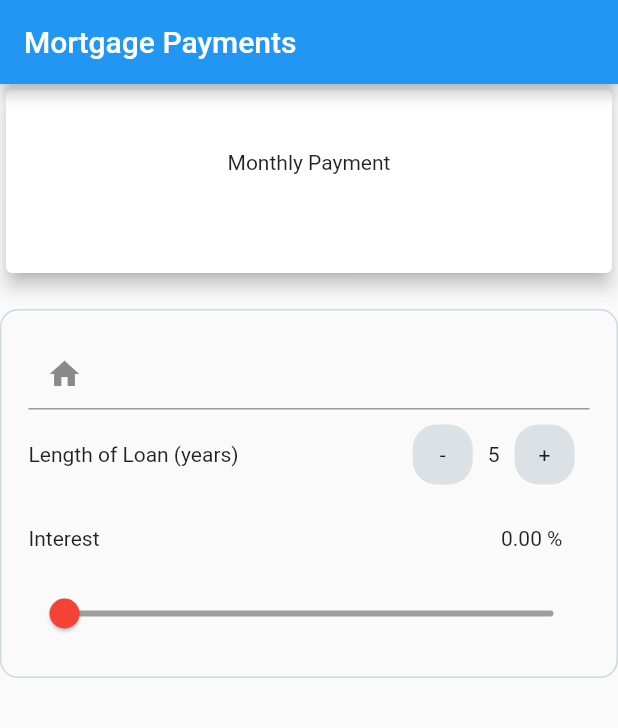
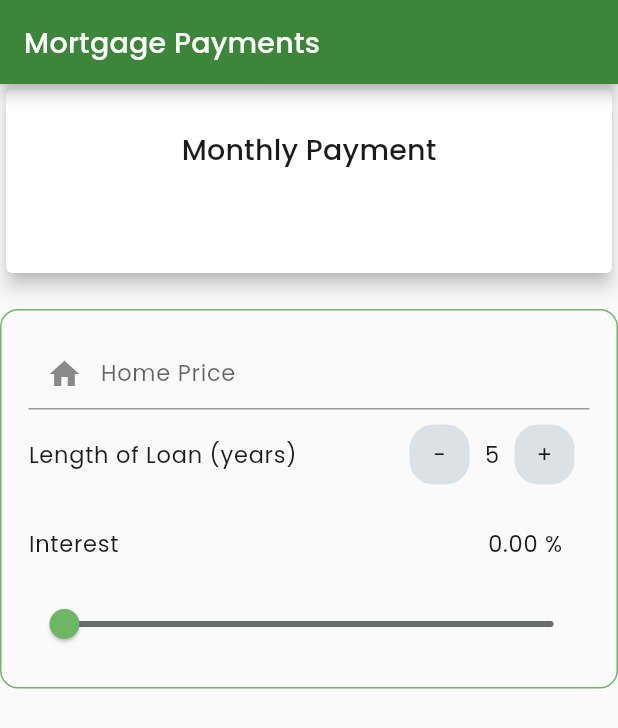
Before and after one commit to ivapapac/MortageApp, a Flutter app: the screen it shows after launch, after a tap on an icon or button, on a phone screen of 412 x 824 dp. Shown: the top 728 px of the screen. Run offline on Flutter 3.47's test engine with Material 2 defaults, Android fonts, the phone set to English and light mode, and no system bars; our stand-ins replace google_fonts.

Commit message:
Custom theme added

```diff
--- a/lib/main.dart
+++ b/lib/main.dart
@@ -1,12 +1,125 @@
 import 'package:flutter/material.dart';
+import 'package:google_fonts/google_fonts.dart';
 import 'package:mortage_app/ui/mortgage_app.dart';
+import 'package:mortage_app/util/colors.dart';
 
 final ThemeData _appTheme = _buildAppTheme();
 
 ThemeData _buildAppTheme() {
   final ThemeData base = ThemeData.light();
 
-  return base;
+  return base.copyWith(
+    colorScheme: _buildColorScheme(base.colorScheme),
+    textTheme: _buildTextTheme(base.textTheme),
+    sliderTheme: _buildSliderTheme(base.sliderTheme),
+    primaryColor: primary,
+    primaryColorLight: primaryLight,
+    primaryColorDark: primaryDark,
+  );
+}
+
+SliderThemeData _buildSliderTheme(SliderThemeData base) {
+  return base.copyWith(
+    activeTrackColor: primaryLight,
+    activeTickMarkColor: primaryLight,
+    inactiveTrackColor: secondaryLight,
+    inactiveTickMarkColor: secondaryLight,
+    thumbColor: primaryLight,
+  );
+}
+
+ColorScheme _buildColorScheme(ColorScheme base) {
+  return base.copyWith(
+    primary: primary,
+    primaryContainer: primaryDark,
+    onPrimary: textOnPrimary,
+    secondary: secondary,
+    secondaryContainer: secondaryDark,
+    onSecondary: textOnSecondary,
+    tertiary: primaryLight,
+    tertiaryContainer: secondaryLight,
+  );
+}
+
+TextTheme _buildTextTheme(TextTheme base) {
+  return base.copyWith(
+    headline1: GoogleFonts.poppins(
+      fontSize: 93,
+      fontWeight: FontWeight.w300,
+      letterSpacing: -1.5,
+      color: secondaryDark,
+    ),
+    headline2: GoogleFonts.poppins(
+      fontSize: 58,
+      fontWeight: FontWeight.w300,
+      letterSpacing: -0.5,
+      color: secondaryDark,
+    ),
+    headline3: GoogleFonts.poppins(
+      fontSize: 46,
+      fontWeight: FontWeight.w400,
+      color: secondaryDark,
+    ),
+    headline4: GoogleFonts.poppins(
+      fontSize: 33,
+      fontWeight: FontWeight.w400,
+      letterSpacing: 0.25,
+      color: secondaryDark,
+    ),
+    headline5: GoogleFonts.poppins(
+      fontSize: 23,
+      fontWeight: FontWeight.w400,
+      color: secondaryDark,
+    ),
+    headline6: GoogleFonts.poppins(
+      fontSize: 19,
+      fontWeight: FontWeight.w500,
+      letterSpacing: 0.15,
+      color: secondaryDark,
+    ),
+    subtitle1: GoogleFonts.poppins(
+      fontSize: 15,
+      fontWeight: FontWeight.w400,
+      letterSpacing: 0.15,
+      color: secondaryDark,
+    ),
+    subtitle2: GoogleFonts.poppins(
+      fontSize: 13,
+      fontWeight: FontWeight.w500,
+      letterSpacing: 0.1,
+      color: secondaryDark,
+    ),
+    bodyText1: GoogleFonts.poppins(
+      fontSize: 15,
+      fontWeight: FontWeight.w400,
+      letterSpacing: 0.5,
+      color: secondaryDark,
+    ),
+    bodyText2: GoogleFonts.poppins(
+      fontSize: 13,
+      fontWeight: FontWeight.w400,
+      letterSpacing: 0.25,
+      color: secondaryDark,
+    ),
+    button: GoogleFonts.poppins(
+      fontSize: 13,
+      fontWeight: FontWeight.w500,
+      letterSpacing: 1.25,
+      color: secondaryDark,
+    ),
+    caption: GoogleFonts.poppins(
+      fontSize: 12,
+      fontWeight: FontWeight.w400,
+      letterSpacing: 0.4,
+      color: secondaryDark,
+    ),
+    overline: GoogleFonts.poppins(
+      fontSize: 10,
+      fontWeight: FontWeight.w400,
+      letterSpacing: 1.5,
+      color: secondaryDark,
+    ),
+  );
 }
 
 void main() => runApp(MaterialApp(
--- a/lib/ui/mortgage_app.dart
+++ b/lib/ui/mortgage_app.dart
@@ -1,5 +1,9 @@
+import 'dart:ui';
+
 import 'package:flutter/material.dart';
 import 'dart:math';
+
+import 'package:mortage_app/util/colors.dart';
 
 class MortgageApp extends StatefulWidget {
   @override
@@ -11,12 +15,14 @@ class _MortgageAppState extends State<MortgageApp> {
   int _lengthOfLoan = 0;
   double _homePrice = 0.0;
 
-
   @override
   Widget build(BuildContext context) {
+    TextTheme _typography = Theme.of(context).textTheme;
+    ColorScheme _colors = Theme.of(context).colorScheme;
+
     return Scaffold(
       appBar: AppBar(
-          title: Text("Mortgage Payments"),
+        title: const Text("Mortgage Payments"),
       ),
       body: Container(
         alignment: Alignment.center,
@@ -30,21 +36,26 @@ class _MortgageAppState extends State<MortgageApp> {
                 child: Column(
                   mainAxisAlignment: MainAxisAlignment.center,
                   children: <Widget>[
-                      Text("Monthly Payment"),
-                      SizedBox(height: 9),
-                    Text(" ${ ( _homePrice > 0 && _interest > 0.0) ? "\$${calculateMonthlyPayment(_homePrice, _interest, _lengthOfLoan)}" : ""}")
+                    Text(
+                      "Monthly Payment",
+                      style: _typography.headline6,
+                    ),
+                    const SizedBox(height: 9),
+                    Text(
+                      " ${(_homePrice > 0 && _interest > 0.0) ? "\$${calculateMonthlyPayment(_homePrice, _interest, _lengthOfLoan)}" : ""}",
+                      style: _typography.headline5,
+                    )
                   ],
                 ),
               ),
             ),
-
             Container(
-            margin: EdgeInsets.only(top: 20),
+              margin: const EdgeInsets.only(top: 20),
               decoration: BoxDecoration(
                   color: Colors.transparent,
                   border: Border.all(
-                  color: Colors.blueGrey.shade100, //TODO: theme this!
-                 style: BorderStyle.solid// //TODO: theme this!
+                      color: _colors.tertiary, //TODO: theme this!
+                      style: BorderStyle.solid // //TODO: theme this!
                       ),
                   borderRadius: BorderRadius.circular(12)),
               child: Padding(
@@ -52,34 +63,34 @@ class _MortgageAppState extends State<MortgageApp> {
                 child: Column(
                   children: <Widget>[
                     TextField(
-                      keyboardType: TextInputType.numberWithOptions(decimal: true),
-                      style: TextStyle(color: Colors.black),//TODO: theme this!
-                      decoration: InputDecoration(
-                         prefixText: "Home Price",
-                         prefixIcon: Icon(Icons.home)),
+                      style: _typography.bodyText1,
+                      keyboardType:
+                          const TextInputType.numberWithOptions(decimal: true),
+                      decoration: const InputDecoration(
+                          hintText: "Home Price", prefixIcon: Icon(Icons.home)),
                       onChanged: (String value) {
                         try {
                           _homePrice = double.parse(value);
-
-                        }catch (exception) {
+                        } catch (exception) {
                           _homePrice = 0.0;
                         }
-
-                      },//TODO: theme this!
+                      },
                     ),
                     Row(
                       mainAxisAlignment: MainAxisAlignment.spaceBetween,
                       children: <Widget>[
-                       Text("Length of Loan (years)"), //TODO: Theme this!
-
+                        Text(
+                          "Length of Loan (years)",
+                          style: _typography.bodyText1,
+                        ),
                         Row(
                           children: <Widget>[
                             InkWell(
                               onTap: () {
                                 setState(() {
-                                 if(_lengthOfLoan > 0) {
+                                  if (_lengthOfLoan > 0) {
                                     _lengthOfLoan -= 5;
-                                 }else {
+                                  } else {
                                     // do nothing
                                   }
                                 });
@@ -87,33 +98,39 @@ class _MortgageAppState extends State<MortgageApp> {
                               child: Container(
                                 width: 40,
                                 height: 40,
-                               margin: EdgeInsets.all(10),
+                                margin: const EdgeInsets.all(10),
                                 decoration: BoxDecoration(
                                     borderRadius: BorderRadius.circular(16),
-                                   color: Colors.blueGrey.withOpacity(0.2)
-                               ),
-                               child: Center(child: Text("-")), //TODO: Style Theme it!
+                                    color: Colors.blueGrey.withOpacity(0.2)),
+                                child: Center(
+                                    child: Text(
+                                  "-",
+                                  style: _typography.bodyText1,
+                                )),
                               ),
                             ),
-                           Text("$_lengthOfLoan"), //TODO: Style Theme it!
+                            Text(
+                              "$_lengthOfLoan",
+                              style: _typography.bodyText1,
+                            ),
                             InkWell(
                               onTap: () {
                                 setState(() {
-
                                   _lengthOfLoan += 5;
                                 });
                               },
                               child: Container(
                                   width: 40,
                                   height: 40,
-                               margin: EdgeInsets.all(10),
+                                  margin: const EdgeInsets.all(10),
                                   decoration: BoxDecoration(
                                       color: Colors.blueGrey.withOpacity(0.2),
-                                 borderRadius: BorderRadius.circular(16)
-                               ),
-                               child: Center(child:Text("+")) //TODO: theme this!
-
-                             ),
+                                      borderRadius: BorderRadius.circular(16)),
+                                  child: Center(
+                                      child: Text(
+                                    "+",
+                                    style: _typography.bodyText1,
+                                  ))),
                             )
                           ],
                         )
@@ -124,8 +141,16 @@ class _MortgageAppState extends State<MortgageApp> {
                     Row(
                       mainAxisAlignment: MainAxisAlignment.spaceBetween,
                       children: <Widget>[
-                        Text("Interest"), ////TODO: theme this!
-                       Padding(padding: EdgeInsets.all(18), child:Text("${_interest.toStringAsFixed(2)} %") )
+                        Text(
+                          "Interest",
+                          style: _typography.bodyText1,
+                        ),
+                        Padding(
+                            padding: const EdgeInsets.all(18),
+                            child: Text(
+                              "${_interest.toStringAsFixed(2)} %",
+                              style: _typography.bodyText1,
+                            ))
                       ],
                     ),
 
@@ -135,30 +160,22 @@ class _MortgageAppState extends State<MortgageApp> {
                         Slider(
                             min: 0.0,
                             max: 10.0,
-                            activeColor: Colors.red , //TODO: Theme this!
-                            inactiveColor: Colors.grey, //TODO: Theme this!
-                           // divisions: 10,
                             value: _interest,
                             onChanged: (double newValue) {
                               setState(() {
-
                                 _interest = newValue;
                               });
                             })
                       ],
                     )
-
                   ],
                 ),
               ),
             )
-
-
           ],
         ),
       ),
     );
-
   }
 
   //Monthly Payment Formula
@@ -171,7 +188,7 @@ class _MortgageAppState extends State<MortgageApp> {
    double payment = loan * c * Math.pow(1 + c, n) /
                     (Math.pow(1 + c, n) - 1);
    */
-   calculateMonthlyPayment(double homePrice, double interest, int loanLength ) {
+  calculateMonthlyPayment(double homePrice, double interest, int loanLength) {
     int n = 12 * loanLength;
     double c = interest / 12.0 / 100.0;
     double monthlyPayment = 0.0;
@@ -179,10 +196,9 @@ class _MortgageAppState extends State<MortgageApp> {
     if (homePrice < 0 || homePrice.toString().isEmpty || homePrice == null) {
       //no go!
       // _homePrice = 0.0;
-     }else {
+    } else {
       monthlyPayment = homePrice * c * pow(1 + c, n) / (pow(1 + c, n) - 1);
     }
-
 
     return monthlyPayment.toStringAsFixed(2);
   }
--- a/lib/util/colors.dart
+++ b/lib/util/colors.dart
@@ -1,12 +1,12 @@
 import 'package:flutter/material.dart';
 
-const primary = Color(0xFF3F433F);
-const primaryLight = Color(0xff6a6e6a);
-const primaryDark = Color(0xff191c19);
+const secondary = Color(0xFF3F433F);
+const secondaryLight = Color(0xff6a6e6a);
+const secondaryDark = Color(0xff191c19);
 
-const secondary = Color(0xff3b8638);
-const secondaryLight = Color(0xff6cb664);
-const secondaryDark = Color(0xff00580b);
+const primary = Color(0xff3b8638);
+const primaryLight = Color(0xff6cb664);
+const primaryDark = Color(0xff00580b);
 
 const textOnPrimary = Color(0xffffffff);
 const textOnSecondary = Color(0xffffffff);
```
Also changed, not shown: pubspec.yaml (+74 -24 lines), pubspec.lock, 3 other files. Lines whose indentation alone changed are shown as unchanged.
